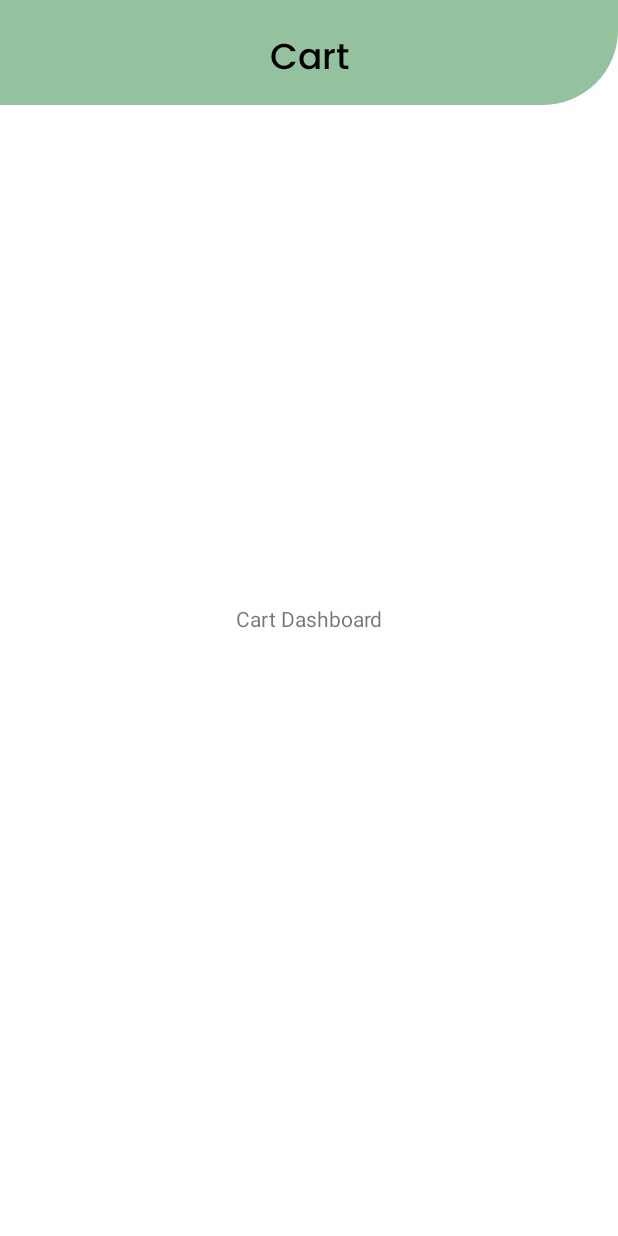
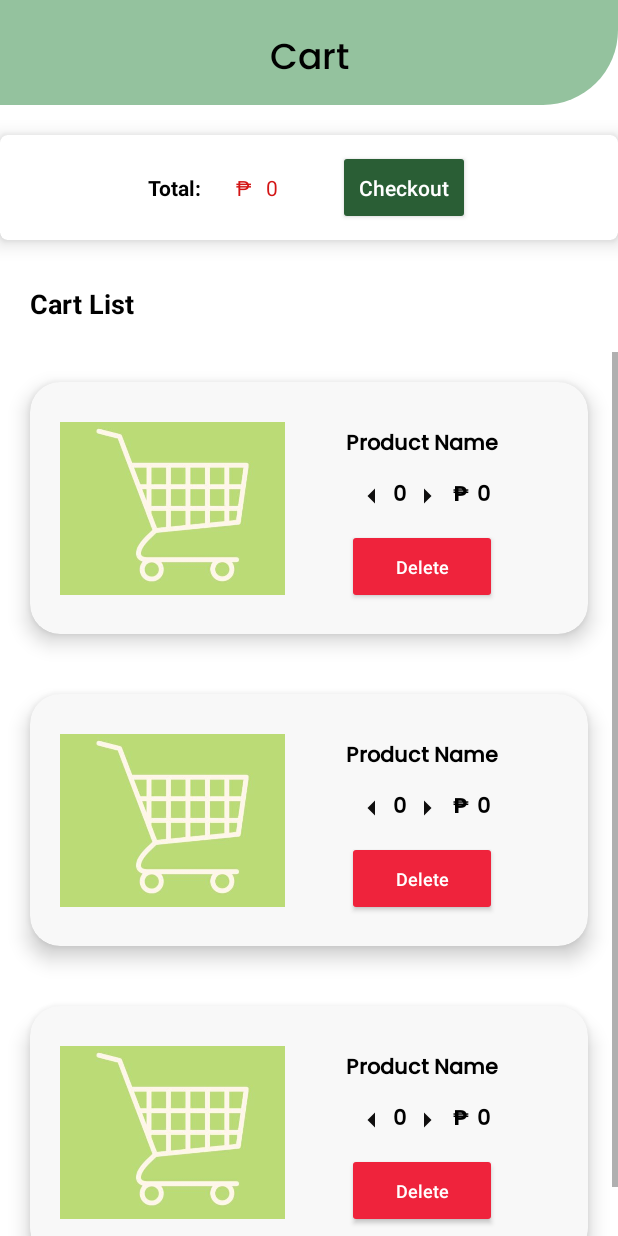
Before and after one commit to Noy-98/CDMM, an Android app: the layout fragment_cart.xml on its own in the app's theme, with its tools: preview values and no code run, on a phone screen of 412 x 824 dp. Run offline under Robolectric (Android 15) with nearby library versions, the phone set to English and light mode, and no system bars.

Commit message:
Functioning Cart Dashboard

```diff
--- a/app/src/main/java/com/itech/cdmm/CartDBStructure.kt
+++ b/app/src/main/java/com/itech/cdmm/CartDBStructure.kt
@@ -8,7 +8,7 @@ data class CartDBStructure(
     val product_price: String = "",
     val product_size: String = "",
     val product_description: String = "",
-    val product_quantity: String = "1",
-    val product_total_price: String = "",
+    var product_quantity: String = "1",
+    var product_total_price: String = "",
     var product_image: String? = null
 ): Serializable
--- /dev/null
+++ b/app/src/main/res/drawable/baseline_arrow_left_24.xml
@@ -0,0 +1,5 @@
+<vector xmlns:android="http://schemas.android.com/apk/res/android" android:autoMirrored="true" android:height="24dp" android:tint="#100F0F" android:viewportHeight="24" android:viewportWidth="24" android:width="24dp">
+
+    <path android:fillColor="@android:color/white" android:pathData="M14,7l-5,5 5,5V7z"/>
+
+</vector>
--- /dev/null
+++ b/app/src/main/res/drawable/baseline_arrow_right_24.xml
@@ -0,0 +1,5 @@
+<vector xmlns:android="http://schemas.android.com/apk/res/android" android:autoMirrored="true" android:height="24dp" android:tint="#100F0F" android:viewportHeight="24" android:viewportWidth="24" android:width="24dp">
+
+    <path android:fillColor="@android:color/white" android:pathData="M10,17l5,-5 -5,-5v10z"/>
+
+</vector>
--- /dev/null
+++ b/app/src/main/res/layout/carts_item.xml
@@ -0,0 +1,111 @@
+<?xml version="1.0" encoding="utf-8"?>
+<androidx.cardview.widget.CardView xmlns:android="http://schemas.android.com/apk/res/android"
+    android:layout_width="match_parent"
+    android:layout_height="wrap_content"
+    xmlns:app="http://schemas.android.com/apk/res-auto"
+    app:cardElevation="8dp"
+    app:cardCornerRadius="20dp"
+    android:layout_margin="20dp"
+    app:cardBackgroundColor="#F8F8F8">
+
+    <androidx.constraintlayout.widget.ConstraintLayout
+        android:layout_width="match_parent"
+        android:layout_height="wrap_content"
+        android:layout_margin="20dp">
+
+        <ImageView
+            android:id="@+id/productImage"
+            android:layout_width="150dp"
+            android:layout_height="115dp"
+            android:scaleType="centerCrop"
+            android:src="@drawable/cart_icon"
+            app:layout_constraintStart_toStartOf="parent"
+            app:layout_constraintTop_toTopOf="parent"
+            app:layout_constraintBottom_toBottomOf="parent"/>
+
+        <TextView
+            android:id="@+id/productName"
+            android:layout_width="wrap_content"
+            android:layout_height="wrap_content"
+            app:layout_constraintTop_toTopOf="parent"
+            app:layout_constraintStart_toEndOf="@+id/productImage"
+            app:layout_constraintEnd_toEndOf="parent"
+            android:text="Product Name"
+            android:fontFamily="@font/poppins_medium"
+            android:layout_marginStart="10dp"
+            android:layout_marginEnd="10dp"
+            android:layout_marginTop="10dp"
+            android:textStyle="bold"
+            android:textColor="@color/black"/>
+
+        <LinearLayout
+            android:layout_width="wrap_content"
+            android:layout_height="wrap_content"
+            app:layout_constraintTop_toBottomOf="@+id/productName"
+            app:layout_constraintBottom_toTopOf="@+id/deleteBttn"
+            app:layout_constraintStart_toEndOf="@+id/productImage"
+            app:layout_constraintEnd_toEndOf="parent"
+            android:layout_margin="10dp"
+            android:orientation="horizontal">
+
+            <ImageView
+                android:id="@+id/decrease"
+                android:layout_width="wrap_content"
+                android:layout_height="wrap_content"
+                android:src="@drawable/baseline_arrow_left_24" />
+
+            <TextView
+                android:id="@+id/productQuantity"
+                android:layout_width="wrap_content"
+                android:layout_height="wrap_content"
+                android:text="0"
+                android:fontFamily="@font/poppins_medium"
+                android:textStyle="bold"
+                android:textColor="@color/black"
+                android:layout_marginStart="2dp"
+                android:layout_marginEnd="2dp"/>
+
+            <ImageView
+                android:id="@+id/increase"
+                android:layout_width="wrap_content"
+                android:layout_height="wrap_content"
+                android:src="@drawable/baseline_arrow_right_24" />
+
+            <TextView
+                android:id="@+id/productSign"
+                android:layout_width="wrap_content"
+                android:layout_height="wrap_content"
+                android:text="₱"
+                android:fontFamily="@font/poppins_medium"
+                android:textStyle="bold"
+                android:textColor="@color/black"
+                android:layout_marginStart="5dp"/>
+
+            <TextView
+                android:id="@+id/productPrice"
+                android:layout_width="wrap_content"
+                android:layout_height="wrap_content"
+                android:layout_marginStart="5dp"
+                android:text="0"
+                android:fontFamily="@font/poppins_medium"
+                android:textStyle="bold"
+                android:textColor="@color/black"/>
+
+        </LinearLayout>
+
+        <androidx.appcompat.widget.AppCompatButton
+            android:id="@+id/deleteBttn"
+            android:layout_width="100dp"
+            android:layout_height="50dp"
+            android:backgroundTint="@color/red"
+            android:text="Delete"
+            android:textAllCaps="false"
+            android:layout_marginStart="10dp"
+            android:layout_marginEnd="10dp"
+            android:textColor="@color/white"
+            android:textSize="12sp"
+            app:layout_constraintEnd_toEndOf="parent"
+            app:layout_constraintStart_toEndOf="@+id/productImage"
+            app:layout_constraintBottom_toBottomOf="parent"/>
+    </androidx.constraintlayout.widget.ConstraintLayout>
+</androidx.cardview.widget.CardView>
--- a/app/src/main/res/layout/fragment_cart.xml
+++ b/app/src/main/res/layout/fragment_cart.xml
@@ -33,14 +33,124 @@
             app:layout_constraintStart_toStartOf="parent"
             app:layout_constraintTop_toTopOf="parent" />
 
-        <TextView
-            android:layout_width="wrap_content"
+        <androidx.cardview.widget.CardView
+            android:id="@+id/total_price_layout"
+            android:layout_width="match_parent"
             android:layout_height="wrap_content"
-            app:layout_constraintTop_toTopOf="parent"
-            app:layout_constraintBottom_toBottomOf="parent"
+            app:cardBackgroundColor="@color/white"
+            app:cardCornerRadius="5dp"
+            app:cardElevation="8dp"
+            app:layout_constraintTop_toBottomOf="@+id/header"
             app:layout_constraintStart_toStartOf="parent"
             app:layout_constraintEnd_toEndOf="parent"
-            android:text="Cart Dashboard"/>
+            android:layout_marginTop="20dp">
+
+            <LinearLayout
+                android:layout_width="match_parent"
+                android:layout_height="match_parent"
+                android:layout_margin="10dp"
+                android:gravity="center"
+                android:orientation="horizontal">
+
+                <TextView
+                    android:layout_width="wrap_content"
+                    android:layout_height="wrap_content"
+                    android:text="Total: "
+                    android:textColor="@color/black"
+                    android:textStyle="bold" />
+
+                <TextView
+                    android:layout_width="wrap_content"
+                    android:layout_height="wrap_content"
+                    android:layout_marginStart="20dp"
+                    android:text="₱"
+                    android:textColor="#D31515" />
+
+                <TextView
+                    android:id="@+id/main_total"
+                    android:layout_width="wrap_content"
+                    android:layout_height="wrap_content"
+                    android:layout_marginStart="10dp"
+                    android:text="0"
+                    android:textColor="#D31515" />
+
+                <androidx.appcompat.widget.AppCompatButton
+                    android:id="@+id/checkout"
+                    android:layout_width="wrap_content"
+                    android:layout_height="50dp"
+                    android:layout_marginStart="40dp"
+                    android:backgroundTint="@color/dark_green"
+                    android:text="Checkout"
+                    android:textAllCaps="false"
+                    android:textColor="@color/white" />
+            </LinearLayout>
+
+        </androidx.cardview.widget.CardView>
+
+        <LinearLayout
+            android:layout_width="match_parent"
+            android:layout_height="wrap_content"
+            app:layout_constraintTop_toBottomOf="@+id/total_price_layout"
+            android:layout_marginTop="10dp"
+            app:layout_constraintStart_toStartOf="parent"
+            app:layout_constraintEnd_toEndOf="parent"
+            android:orientation="vertical">
+
+            <androidx.constraintlayout.widget.ConstraintLayout
+                android:id="@+id/consLay"
+                android:layout_width="match_parent"
+                android:layout_height="wrap_content"
+                android:layout_marginTop="10dp"
+                android:layout_marginStart="10dp"
+                android:layout_marginEnd="10dp">
+
+                <TextView
+                    android:layout_width="wrap_content"
+                    android:layout_height="wrap_content"
+                    android:text="Cart List"
+                    android:layout_gravity="start"
+                    android:textColor="@color/black"
+                    android:layout_marginTop="10dp"
+                    android:layout_marginStart="10dp"
+                    android:textSize="18sp"
+                    android:textStyle="bold"
+                    app:layout_constraintTop_toTopOf="parent"
+                    app:layout_constraintStart_toStartOf="parent"
+                    app:layout_constraintBottom_toBottomOf="parent"/>
+
+            </androidx.constraintlayout.widget.ConstraintLayout>
+
+            <ScrollView
+                android:layout_width="match_parent"
+                android:layout_height="wrap_content"
+                android:layout_marginTop="20dp"
+                android:layout_marginBottom="170dp">
+
+                <LinearLayout
+                    android:layout_width="match_parent"
+                    android:layout_height="wrap_content"
+                    android:orientation="vertical">
+
+                    <TextView
+                        android:id="@+id/no_post_text"
+                        android:layout_width="wrap_content"
+                        android:layout_height="wrap_content"
+                        android:layout_gravity="center"
+                        android:text="No Cart Added!"
+                        android:visibility="gone"/>
+
+                    <androidx.recyclerview.widget.RecyclerView
+                        android:id="@+id/cartList"
+                        android:orientation="horizontal"
+                        android:layout_width="match_parent"
+                        android:layout_height="wrap_content"
+                        tools:listitem="@layout/carts_item"/>
+                </LinearLayout>
+
+            </ScrollView>
+
+        </LinearLayout>
+
     </androidx.constraintlayout.widget.ConstraintLayout>
 
 </FrameLayout>
--- a/app/src/main/res/menu/bottom_nav_menu.xml
+++ b/app/src/main/res/menu/bottom_nav_menu.xml
@@ -18,6 +18,11 @@
         android:title="Notification"
         android:fontFamily="@font/poppins_bold"/>
     <item
+        android:id="@+id/barcode"
+        android:icon="@drawable/barcode_icon"
+        android:title="Barcode"
+        android:fontFamily="@font/poppins_bold"/>
+    <item
         android:id="@+id/profile"
         android:icon="@drawable/baseline_person_24"
         android:title="Profile"
```
Also changed, not shown: app/src/main/java/com/itech/cdmm/CartDelete.kt (added, +22 -0 lines), app/src/main/java/com/itech/cdmm/CartsAdapter.kt (added, +126 -0 lines), app/src/main/java/com/itech/cdmm/dashboard/Barcode.kt (added, +60 -0 lines), app/src/main/java/com/itech/cdmm/dashboard/Cart.kt (+59 -0 lines), app/src/main/res/layout/fragment_barcode.xml (added, +14 -0 lines), app/src/main/res/drawable/barcode_icon.png (added).
